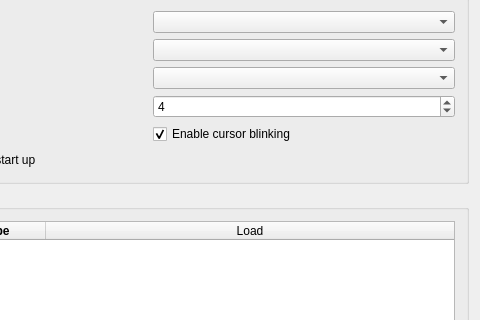
First picture: the form in src/Gui/PreferencePages/DlgSettingsGeneral.ui, repository southseact-3d/fcd, before the edit; both pictures show x 180 to 660 and y 217 to 537 of the 660 by 930 pixel window.
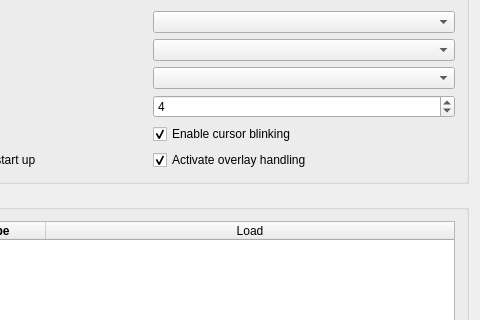
Second picture: the form after the edit. Custom widgets are drawn as their Qt base class.

Commit message: Gui: implement option to disable overlay management

Diff of the .ui file:
```diff
--- a/src/Gui/PreferencePages/DlgSettingsGeneral.ui
+++ b/src/Gui/PreferencePages/DlgSettingsGeneral.ui
@@ -360,6 +360,25 @@
          </property>
         </widget>
        </item>
+       <item row="5" column="1">
+        <widget class="Gui::PrefCheckBox" name="ActivateOverlay">
+         <property name="toolTip">
+          <string>Activate overlay handling of dock windows</string>
+         </property>
+         <property name="text">
+          <string>Activate overlay handling</string>
+         </property>
+         <property name="checked">
+          <bool>true</bool>
+         </property>
+         <property name="prefEntry" stdset="0">
+          <cstring>ActivateOverlay</cstring>
+         </property>
+         <property name="prefPath" stdset="0">
+          <cstring>DockWindows</cstring>
+         </property>
+        </widget>
+       </item>
       </layout>
      </widget>
     </item>
```
The commit also changes 4 other files.
